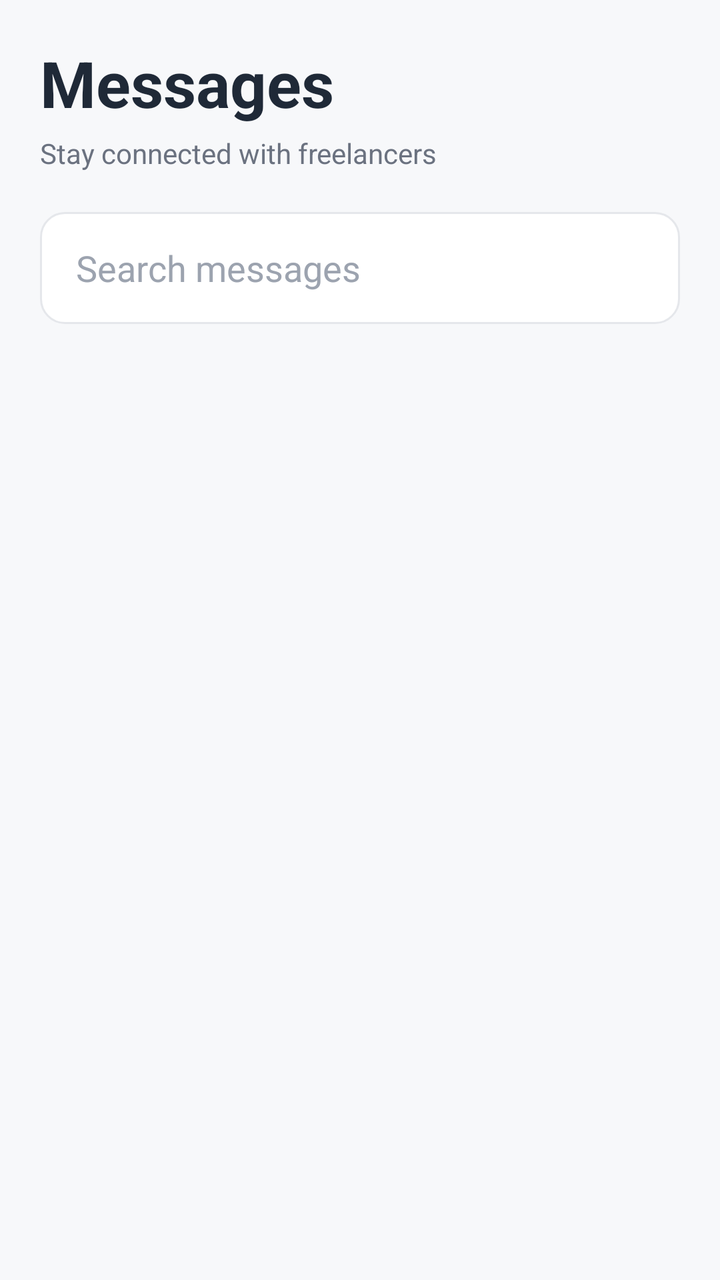
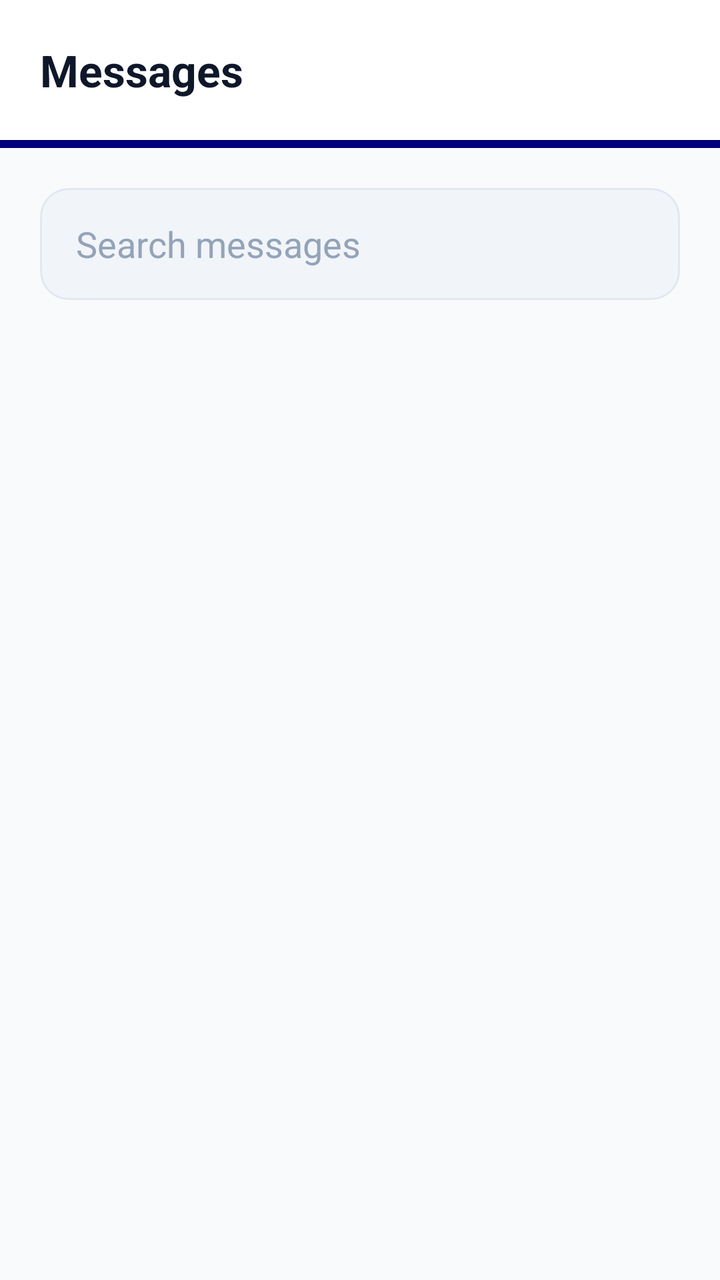

Screens rendered from an Android XML layout before and after an edit, with the pre-edit source and the edit as a unified diff.
<!-- AndroidManifest.xml: application theme Theme.MiniJobHunt -->
<!-- res/layout/fragment_client_chat.xml -->
<?xml version="1.0" encoding="utf-8"?>
<LinearLayout xmlns:android="http://schemas.android.com/apk/res/android"
    xmlns:app="http://schemas.android.com/apk/res-auto"
    xmlns:tools="http://schemas.android.com/tools"
    android:layout_width="match_parent"
    android:layout_height="match_parent"
    android:orientation="vertical"
    android:background="@color/background">

    <LinearLayout
        android:layout_width="match_parent"
        android:layout_height="wrap_content"
        android:orientation="vertical"
        android:padding="20dp">

        <TextView
            android:layout_width="wrap_content"
            android:layout_height="wrap_content"
            android:text="Messages"
            android:textColor="@color/text_primary"
            android:textSize="32sp"
            android:textStyle="bold"/>

        <TextView
            android:layout_width="wrap_content"
            android:layout_height="wrap_content"
            android:layout_marginTop="4dp"
            android:text="Stay connected with freelancers"
            android:textColor="@color/text_secondary"/>

        <EditText
            android:id="@+id/etSearchChat"
            android:layout_width="match_parent"
            android:layout_height="56dp"
            android:layout_marginTop="20dp"
            android:background="@drawable/bg_input"
            android:hint="Search messages"
            android:paddingHorizontal="18dp"
            android:textColor="@color/text_primary"
            android:textColorHint="@color/text_hint"/>

    </LinearLayout>

    <androidx.recyclerview.widget.RecyclerView
        android:id="@+id/rvChats"
        android:layout_width="match_parent"
        android:layout_height="match_parent"
        android:clipToPadding="false"
        android:paddingHorizontal="16dp"
        android:paddingBottom="100dp"
        tools:listitem="@layout/item_chat" />

</LinearLayout>
<!-- res/layout/item_chat.xml (included above) -->
<?xml version="1.0" encoding="utf-8"?>
<androidx.cardview.widget.CardView
    xmlns:android="http://schemas.android.com/apk/res/android"
    xmlns:app="http://schemas.android.com/apk/res-auto"
    android:layout_width="match_parent"
    android:layout_height="wrap_content"
    android:layout_marginVertical="6dp"
    app:cardBackgroundColor="@color/surface"
    app:cardCornerRadius="18dp">

    <LinearLayout
        android:layout_width="match_parent"
        android:layout_height="wrap_content"
        android:orientation="horizontal"
        android:padding="18dp"
        android:gravity="center_vertical">

        
        <TextView
            android:id="@+id/txtChatAvatar"
            android:layout_width="56dp"
            android:layout_height="56dp"
            android:background="@drawable/bg_circle_primary_light"
            android:gravity="center"
            android:text="S"
            android:textColor="@color/primary"
            android:textSize="22sp"
            android:textStyle="bold"/>

        
        <LinearLayout
            android:layout_width="0dp"
            android:layout_height="wrap_content"
            android:layout_marginStart="16dp"
            android:layout_weight="1"
            android:orientation="vertical">

            <TextView
                android:id="@+id/txtChatTitle"
                android:layout_width="wrap_content"
                android:layout_height="wrap_content"
                android:text="Name"
                android:textColor="@color/text_primary"
                android:textSize="18sp"
                android:textStyle="bold"
                android:maxLines="1"
                android:ellipsize="end"/>

            <TextView
                android:id="@+id/txtLastMessage"
                android:layout_width="wrap_content"
                android:layout_height="wrap_content"
                android:layout_marginTop="4dp"
                android:text="Last message content..."
                android:textColor="@color/text_secondary"
                android:maxLines="1"
                android:ellipsize="end"/>

        </LinearLayout>

        
        <LinearLayout
            android:layout_width="wrap_content"
            android:layout_height="wrap_content"
            android:orientation="vertical"
            android:gravity="end">

            <TextView
                android:id="@+id/txtChatTime"
                android:layout_width="wrap_content"
                android:layout_height="wrap_content"
                android:text="2m"
                android:textColor="@color/text_hint"
                android:textSize="12sp"/>

            <TextView
                android:id="@+id/txtUnreadCount"
                android:layout_width="22dp"
                android:layout_height="22dp"
                android:layout_marginTop="6dp"
                android:background="@drawable/bg_status_open"
                android:backgroundTint="@color/primary"
                android:gravity="center"
                android:text="2"
                android:textColor="@color/white"
                android:textSize="10sp"
                android:visibility="gone"/>

        </LinearLayout>

    </LinearLayout>

</androidx.cardview.widget.CardView>
<!-- resources referenced by this layout -->
<resources>
  <color name="background">#FFF7F8FA</color>
  <color name="primary">#FF14A800</color>
  <color name="surface">#FFFFFFFF</color>
  <color name="text_hint">#FF9CA3AF</color>
  <color name="text_primary">#FF1F2937</color>
  <color name="text_secondary">#FF6B7280</color>
  <color name="white">#FFFFFFFF</color>
  <!-- drawable bg_circle_primary_light (drawable) -->
  <?xml version="1.0" encoding="utf-8"?>
  <shape xmlns:android="http://schemas.android.com/apk/res/android">
      <solid android:color="@color/primary_light"/>
      <corners android:radius="100dp"/>
  </shape>
  <!-- drawable bg_input (drawable) -->
  <?xml version="1.0" encoding="utf-8"?>
  <shape xmlns:android="http://schemas.android.com/apk/res/android">
  
      <solid android:color="@color/surface"/>
  
      <stroke
          android:width="1dp"
          android:color="@color/divider"/>
  
      <corners android:radius="12dp"/>
  
  </shape>
  <!-- drawable bg_status_open (drawable) -->
  <shape xmlns:android="http://schemas.android.com/apk/res/android">
      <solid android:color="#22C55E"/>
      <corners android:radius="50dp"/>
  </shape>
  <style name="Theme.MiniJobHunt" parent="Base.Theme.MiniJobHunt" />
  <color name="primary_light">#FFE8F5E4</color>
  <color name="divider">#FFE5E7EB</color>
  <style name="Base.Theme.MiniJobHunt" parent="Theme.Material3.DayNight.NoActionBar">
          
          
      </style>
</resources>

<!-- the commit's change to res/layout/fragment_client_chat.xml (unified diff, before → after) -->
@@ -7,32 +7,46 @@
     android:orientation="vertical"
     android:background="@color/background">
 
+    
+    <LinearLayout
+        android:layout_width="match_parent"
+        android:layout_height="wrap_content"
+        android:orientation="vertical">
+
+        <RelativeLayout
+            android:layout_width="match_parent"
+            android:layout_height="70dp"
+            android:background="@color/surface"
+            android:elevation="4dp"
+            android:paddingHorizontal="20dp">
+
+            <TextView
+                android:layout_width="wrap_content"
+                android:layout_height="wrap_content"
+                android:layout_centerVertical="true"
+                android:text="Messages"
+                android:textColor="@color/text_primary"
+                android:textSize="22sp"
+                android:textStyle="bold" />
+
+        </RelativeLayout>
+
+        <View
+            android:layout_width="match_parent"
+            android:layout_height="4dp"
+            android:background="@color/primary" />
+    </LinearLayout>
+
     <LinearLayout
         android:layout_width="match_parent"
         android:layout_height="wrap_content"
         android:orientation="vertical"
         android:padding="20dp">
 
-        <TextView
-            android:layout_width="wrap_content"
-            android:layout_height="wrap_content"
-            android:text="Messages"
-            android:textColor="@color/text_primary"
-            android:textSize="32sp"
-            android:textStyle="bold"/>
-
-        <TextView
-            android:layout_width="wrap_content"
-            android:layout_height="wrap_content"
-            android:layout_marginTop="4dp"
-            android:text="Stay connected with freelancers"
-            android:textColor="@color/text_secondary"/>
-
         <EditText
             android:id="@+id/etSearchChat"
             android:layout_width="match_parent"
             android:layout_height="56dp"
-            android:layout_marginTop="20dp"
             android:background="@drawable/bg_input"
             android:hint="Search messages"
             android:paddingHorizontal="18dp"
<!-- resource entries referenced after the edit -->
@@ -1,12 +1,12 @@
 <!-- resources referenced by this layout -->
 <resources>
-  <color name="background">#FFF7F8FA</color>
-  <color name="primary">#FF14A800</color>
-  <color name="surface">#FFFFFFFF</color>
-  <color name="text_hint">#FF9CA3AF</color>
-  <color name="text_primary">#FF1F2937</color>
-  <color name="text_secondary">#FF6B7280</color>
-  <color name="white">#FFFFFFFF</color>
+  <color name="background">#F8FAFC</color>
+  <color name="primary">#000080</color>
+  <color name="surface">#FFFFFF</color>
+  <color name="text_hint">#94A3B8</color>
+  <color name="text_primary">#0F172A</color>
+  <color name="text_secondary">#475569</color>
+  <color name="white">#FFFFFF</color>
   <!-- drawable bg_circle_primary_light (drawable) -->
   <?xml version="1.0" encoding="utf-8"?>
   <shape xmlns:android="http://schemas.android.com/apk/res/android">
@@ -15,28 +15,61 @@
   </shape>
   <!-- drawable bg_input (drawable) -->
   <?xml version="1.0" encoding="utf-8"?>
-  <shape xmlns:android="http://schemas.android.com/apk/res/android">
-  
-      <solid android:color="@color/surface"/>
-  
-      <stroke
-          android:width="1dp"
-          android:color="@color/divider"/>
-  
-      <corners android:radius="12dp"/>
-  
-  </shape>
+  <ripple xmlns:android="http://schemas.android.com/apk/res/android"
+      android:color="@color/primary_light">
+      <item>
+          <shape android:shape="rectangle">
+              <solid android:color="@color/surface_variant" />
+              <corners android:radius="14dp" />
+              <stroke
+                  android:width="1dp"
+                  android:color="@color/divider" />
+          </shape>
+      </item>
+  </ripple>
   <!-- drawable bg_status_open (drawable) -->
   <shape xmlns:android="http://schemas.android.com/apk/res/android">
       <solid android:color="#22C55E"/>
       <corners android:radius="50dp"/>
   </shape>
   <style name="Theme.MiniJobHunt" parent="Base.Theme.MiniJobHunt" />
-  <color name="primary_light">#FFE8F5E4</color>
-  <color name="divider">#FFE5E7EB</color>
+  <color name="primary_light">#E6E6FF</color>
+  <color name="surface_variant">#F1F5F9</color>
+  <color name="divider">#E2E8F0</color>
   <style name="Base.Theme.MiniJobHunt" parent="Theme.Material3.DayNight.NoActionBar">
+          <item name="colorPrimary">@color/primary</item>
+          <item name="colorOnPrimary">@color/white</item>
+          <item name="colorPrimaryContainer">@color/primary_light</item>
+          <item name="colorOnPrimaryContainer">@color/primary_dark</item>
+  
+          <item name="colorSecondary">@color/info</item>
+          <item name="colorOnSecondary">@color/white</item>
+  
+          <item name="android:windowBackground">@color/background</item>
+          <item name="android:statusBarColor">@color/background</item>
+          <item name="android:windowLightStatusBar">true</item>
+  
           
-          
+          <item name="textAppearanceHeadlineLarge">@style/AppText.HeadlineLarge</item>
+          <item name="textAppearanceTitleMedium">@style/AppText.TitleMedium</item>
+          <item name="textAppearanceBodyLarge">@style/AppText.BodyLarge</item>
+      </style>
+  <color name="primary_dark">#000066</color>
+  <color name="info">#000080</color>
+  <style name="AppText.HeadlineLarge">
+          <item name="android:textSize">30sp</item>
+          <item name="android:textStyle">bold</item>
+          <item name="android:textColor">@color/text_primary</item>
+          <item name="android:letterSpacing">-0.02</item>
+      </style>
+  <style name="AppText.TitleMedium">
+          <item name="android:textSize">18sp</item>
+          <item name="android:textStyle">bold</item>
+          <item name="android:textColor">@color/text_primary</item>
+      </style>
+  <style name="AppText.BodyLarge">
+          <item name="android:textSize">16sp</item>
+          <item name="android:textColor">@color/text_secondary</item>
       </style>
 </resources>
 
